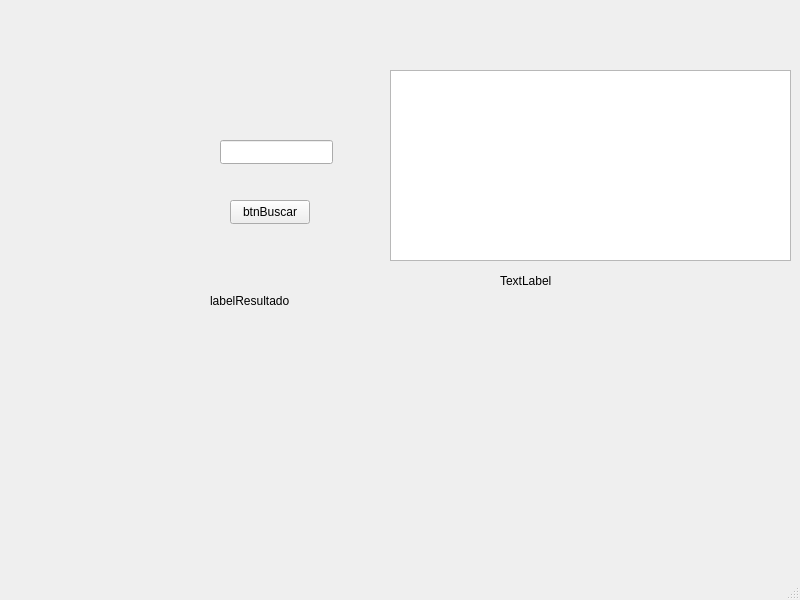
Above: ProyectoAlgortimosFinalPrimeraUnidad/mainwindow.ui from Miguel7293/ProyectoPrimeraUnidadDise-oAlgoritmos before the change. Below: the same form after it.
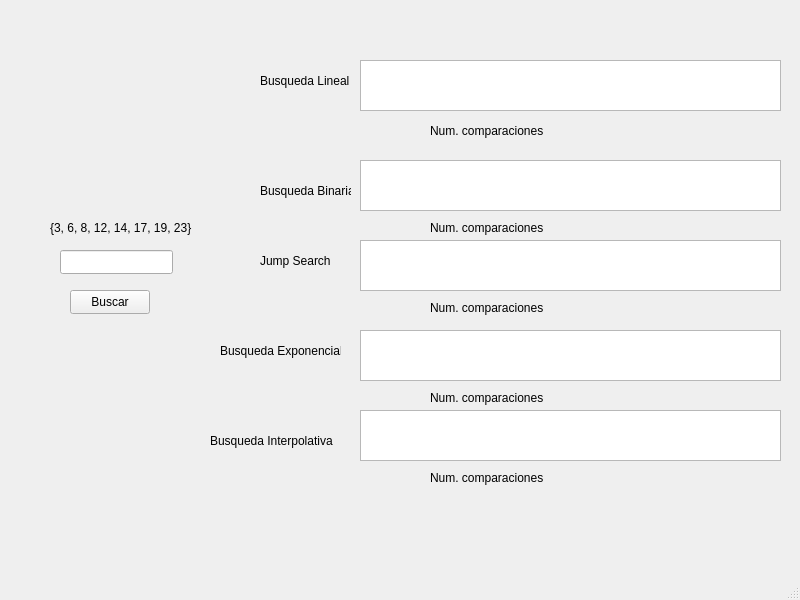
That is the form after the change.

Patch:
```diff
--- a/ProyectoAlgortimosFinalPrimeraUnidad/mainwindow.ui
+++ b/ProyectoAlgortimosFinalPrimeraUnidad/mainwindow.ui
@@ -17,60 +17,217 @@
    <widget class="QPushButton" name="btnBuscar">
     <property name="geometry">
      <rect>
-      <x>230</x>
-      <y>200</y>
+      <x>70</x>
+      <y>290</y>
       <width>80</width>
       <height>24</height>
      </rect>
     </property>
     <property name="text">
-     <string>btnBuscar</string>
+     <string>Buscar</string>
     </property>
    </widget>
    <widget class="QLineEdit" name="lineEdit">
     <property name="geometry">
      <rect>
-      <x>220</x>
-      <y>140</y>
+      <x>60</x>
+      <y>250</y>
       <width>113</width>
       <height>24</height>
      </rect>
     </property>
    </widget>
-   <widget class="QLabel" name="label">
+   <widget class="QLabel" name="resultadoLinealLabel">
     <property name="geometry">
      <rect>
-      <x>210</x>
-      <y>290</y>
-      <width>181</width>
+      <x>430</x>
+      <y>120</y>
+      <width>251</width>
       <height>21</height>
      </rect>
     </property>
     <property name="text">
-     <string>labelResultado</string>
+     <string>Num. comparaciones</string>
     </property>
    </widget>
    <widget class="QLabel" name="comparacionesLabel">
     <property name="geometry">
      <rect>
-      <x>500</x>
-      <y>270</y>
-      <width>141</width>
-      <height>21</height>
+      <x>430</x>
+      <y>220</y>
+      <width>271</width>
+      <height>16</height>
      </rect>
     </property>
     <property name="text">
-     <string>TextLabel</string>
+     <string>Num. comparaciones</string>
     </property>
    </widget>
-   <widget class="QGraphicsView" name="graphicsView">
+   <widget class="QLabel" name="resultadoSaltoLabel">
     <property name="geometry">
      <rect>
-      <x>390</x>
+      <x>430</x>
+      <y>300</y>
+      <width>241</width>
+      <height>16</height>
+     </rect>
+    </property>
+    <property name="text">
+     <string>Num. comparaciones</string>
+    </property>
+   </widget>
+   <widget class="QLabel" name="resultadoExponencialLabel">
+    <property name="geometry">
+     <rect>
+      <x>430</x>
+      <y>390</y>
+      <width>251</width>
+      <height>16</height>
+     </rect>
+    </property>
+    <property name="text">
+     <string>Num. comparaciones</string>
+    </property>
+   </widget>
+   <widget class="QLabel" name="resultadoInterpolativoLabel">
+    <property name="geometry">
+     <rect>
+      <x>430</x>
+      <y>470</y>
+      <width>251</width>
+      <height>16</height>
+     </rect>
+    </property>
+    <property name="text">
+     <string>Num. comparaciones</string>
+    </property>
+   </widget>
+   <widget class="QGraphicsView" name="graphicsViewBinario">
+    <property name="geometry">
+     <rect>
+      <x>360</x>
+      <y>160</y>
+      <width>421</width>
+      <height>51</height>
+     </rect>
+    </property>
+   </widget>
+   <widget class="QGraphicsView" name="graphicsViewSalto">
+    <property name="geometry">
+     <rect>
+      <x>360</x>
+      <y>240</y>
+      <width>421</width>
+      <height>51</height>
+     </rect>
+    </property>
+   </widget>
+   <widget class="QGraphicsView" name="graphicsViewExponencial">
+    <property name="geometry">
+     <rect>
+      <x>360</x>
+      <y>330</y>
+      <width>421</width>
+      <height>51</height>
+     </rect>
+    </property>
+   </widget>
+   <widget class="QGraphicsView" name="graphicsViewInterpolativa">
+    <property name="geometry">
+     <rect>
+      <x>360</x>
+      <y>410</y>
+      <width>421</width>
+      <height>51</height>
+     </rect>
+    </property>
+   </widget>
+   <widget class="QGraphicsView" name="graphicsViewLineal">
+    <property name="geometry">
+     <rect>
+      <x>360</x>
+      <y>60</y>
+      <width>421</width>
+      <height>51</height>
+     </rect>
+    </property>
+   </widget>
+   <widget class="QLabel" name="label_2">
+    <property name="geometry">
+     <rect>
+      <x>260</x>
       <y>70</y>
-      <width>401</width>
-      <height>191</height>
+      <width>91</width>
+      <height>21</height>
      </rect>
+    </property>
+    <property name="text">
+     <string>Busqueda Lineal</string>
+    </property>
+   </widget>
+   <widget class="QLabel" name="label_3">
+    <property name="geometry">
+     <rect>
+      <x>260</x>
+      <y>180</y>
+      <width>91</width>
+      <height>21</height>
+     </rect>
+    </property>
+    <property name="text">
+     <string>Busqueda Binaria</string>
+    </property>
+   </widget>
+   <widget class="QLabel" name="label_4">
+    <property name="geometry">
+     <rect>
+      <x>260</x>
+      <y>250</y>
+      <width>91</width>
+      <height>21</height>
+     </rect>
+    </property>
+    <property name="text">
+     <string>Jump Search</string>
+    </property>
+   </widget>
+   <widget class="QLabel" name="label_5">
+    <property name="geometry">
+     <rect>
+      <x>220</x>
+      <y>340</y>
+      <width>121</width>
+      <height>21</height>
+     </rect>
+    </property>
+    <property name="text">
+     <string>Busqueda Exponencial</string>
+    </property>
+   </widget>
+   <widget class="QLabel" name="label_6">
+    <property name="geometry">
+     <rect>
+      <x>210</x>
+      <y>430</y>
+      <width>131</width>
+      <height>21</height>
+     </rect>
+    </property>
+    <property name="text">
+     <string>Busqueda Interpolativa</string>
+    </property>
+   </widget>
+   <widget class="QLabel" name="label">
+    <property name="geometry">
+     <rect>
+      <x>50</x>
+      <y>220</y>
+      <width>151</width>
+      <height>16</height>
+     </rect>
+    </property>
+    <property name="text">
+     <string>{3, 6, 8, 12, 14, 17, 19, 23}</string>
     </property>
    </widget>
   </widget>
```
Left out of the diff: 2 changed lines with no effect on the pictures.
